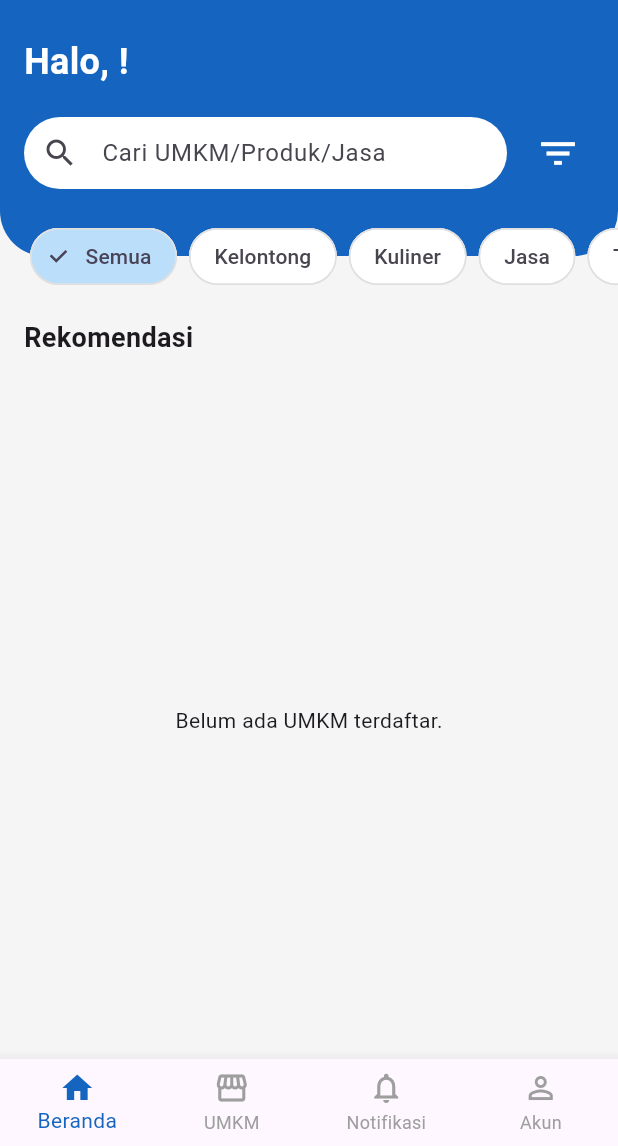
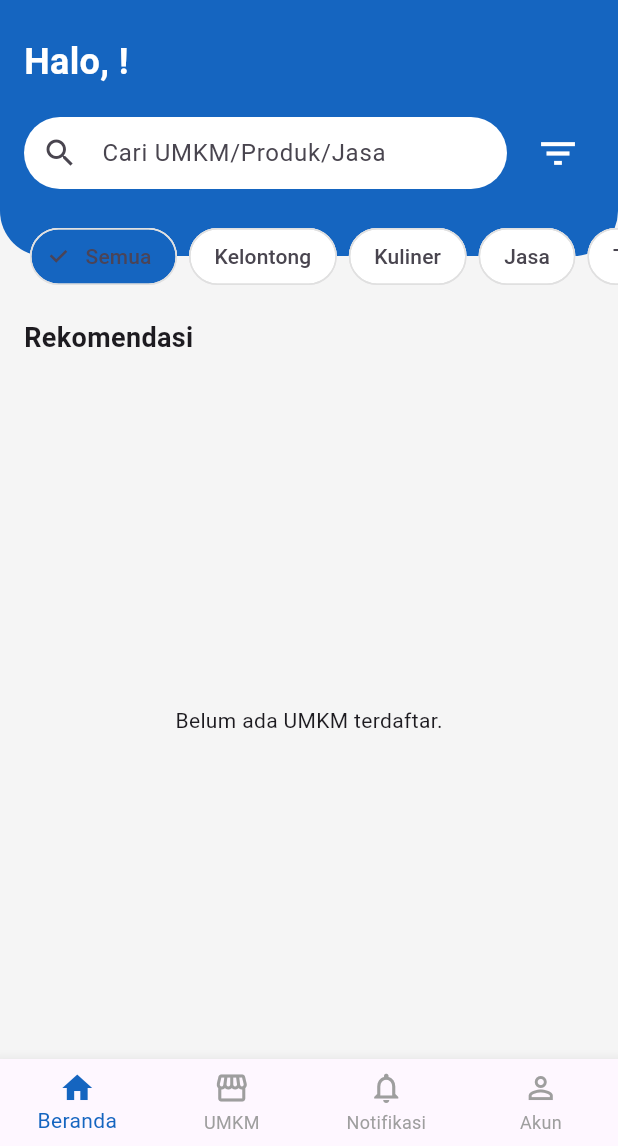
Before and after one commit to nelaaneyy/Ce-Mas, a Flutter app: the screen it shows once a user with an empty profile is signed in, on a phone screen of 412 x 824 dp, the part 90-1236 px from its top. Run offline on Flutter 3.47's test engine with Material 3 defaults, Android fonts, the phone set to English and light mode, and no system bars; our stand-ins replace cloud_firestore, firebase_auth, firebase_core, firebase_storage, image_picker; accounts and stored records are empty; generated files the repository leaves out were written again.

Commit message:
update ui by kiluyy

```diff
--- a/lib/beranda_page.dart
+++ b/lib/beranda_page.dart
@@ -238,7 +238,7 @@ class _BerandaPageState extends State<BerandaPage> {
                 // TODO: Terapkan logic filter di sini
               },
               backgroundColor: Colors.white,
-              selectedColor: Colors.blue.shade100,
+              selectedColor: Colors.blue.shade800,
               shape: RoundedRectangleBorder(
                 borderRadius: BorderRadius.circular(20),
                 side: BorderSide(color: Colors.grey[300]!),
--- a/lib/detail_toko_page.dart
+++ b/lib/detail_toko_page.dart
@@ -47,7 +47,7 @@ class _DetailTokoPageState extends State<DetailTokoPage> {
               title: Text(data['namaToko'], style: const TextStyle(color: Colors.white, fontSize: 16)),
               background: (data['fotoToko'] != null && data['fotoToko'] != '')
                   ? Image.network(data['fotoToko'], fit: BoxFit.cover)
-                  : Container(color: Colors.blue.shade300, child: const Icon(Icons.store, size: 80, color: Colors.white)),
+                  : Container(color: Colors.blue.shade800, child: const Icon(Icons.store, size: 80, color: Colors.white)),
             ),
           ),
 
```
